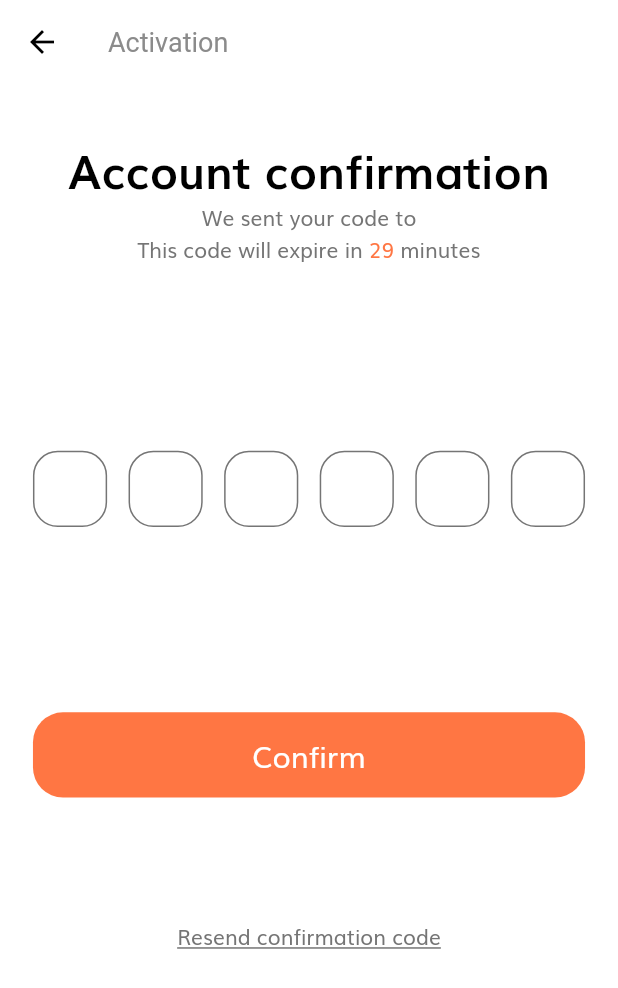
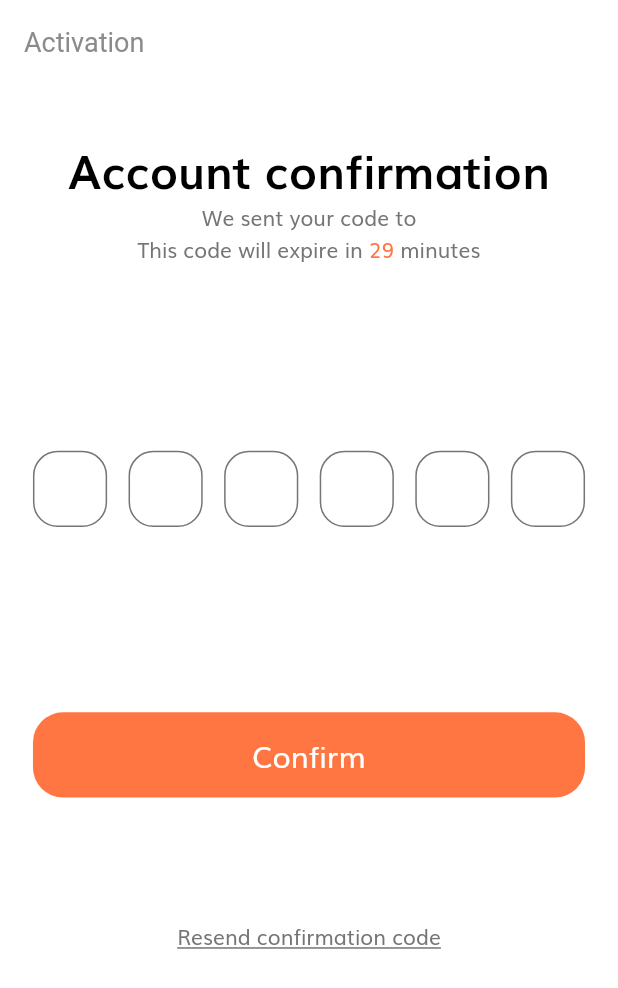
Before and after one commit to alex-nedelcu/fyrm_frontend, a Flutter app: the OtpScreen screen opened directly with empty values, on a phone screen of 412 x 824 dp. Shown: the top 988 px of the screen. Run offline on Flutter 3.47's test engine with Material 2 defaults, Android fonts, the phone set to English and light mode, and no system bars; our stand-ins replace flutter_styled_toast, flutter_svg.

Commit message:
Introduce account confirmation success screen

```diff
--- a/lib/api/authentication/authentication_service.dart
+++ b/lib/api/authentication/authentication_service.dart
@@ -81,7 +81,10 @@ class AuthenticationService {
         statusCode: statusCode,
       );
     } else {
-      loginResponseDto = LoginResponseDto(statusCode: statusCode);
+      List<dynamic>? errors = decodedResponse[LoginResponseDto.errorMessagesJsonField] as List<dynamic>?;
+      String? displayedError = errors?.first as String?;
+
+      loginResponseDto = LoginResponseDto(statusCode: statusCode, message: displayedError);
     }
 
     return loginResponseDto;
--- a/lib/api/dto/login_response_dto.dart
+++ b/lib/api/dto/login_response_dto.dart
@@ -5,6 +5,7 @@ class LoginResponseDto {
   String? username;
   String? email;
   String? role;
+  String? message;
   int statusCode;
 
   LoginResponseDto({
@@ -14,6 +15,7 @@ class LoginResponseDto {
     this.username,
     this.email,
     this.role,
+    this.message,
     required this.statusCode,
   });
 
@@ -28,4 +30,6 @@ class LoginResponseDto {
   static String get emailJsonField => "email";
 
   static String get roleJsonField => "role";
+
+  static String get errorMessagesJsonField => "messages";
 }
--- a/lib/api/util/api_configuration.dart
+++ b/lib/api/util/api_configuration.dart
@@ -1,7 +1,7 @@
 class ApiConfiguration {
   static const String localBaseUrl = "http://localhost:8080/api/v1/fyrm";
   static const String externalBaseUrl = "http://192.168.1.128:8080/api/v1/fyrm";
-  static const String baseUrl = externalBaseUrl;
+  static const String baseUrl = localBaseUrl;
   static const Map<String, String> writeOperationHeaders = <String, String>{
     'Content-Type': 'application/json; charset=UTF-8',
     'Accept': '*/*'
--- a/lib/helper/routes.dart
+++ b/lib/helper/routes.dart
@@ -1,4 +1,5 @@
 import 'package:flutter/widgets.dart';
+import 'package:fyrm_frontend/screens/account_confirmation_success/account_confirmation_success_screen.dart';
 import 'package:fyrm_frontend/screens/home/home_screen.dart';
 import 'package:fyrm_frontend/screens/otp/otp_screen.dart';
 import 'package:fyrm_frontend/screens/sign_in/sign_in_screen.dart';
@@ -10,5 +11,6 @@ final Map<String, WidgetBuilder> routes = {
   SignInScreen.routeName: (context) => const SignInScreen(),
   SignUpScreen.routeName: (context) => const SignUpScreen(),
   OtpScreen.routeName: (context) => const OtpScreen(),
+  AccountConfirmationSuccessScreen.routeName: (context) => const AccountConfirmationSuccessScreen(),
   HomeScreen.routeName: (context) => const HomeScreen(),
 };
--- a/lib/screens/otp/components/body.dart
+++ b/lib/screens/otp/components/body.dart
@@ -5,7 +5,7 @@ import 'package:fyrm_frontend/api/util/api_helper.dart';
 import 'package:fyrm_frontend/helper/constants.dart';
 import 'package:fyrm_frontend/helper/size_configuration.dart';
 import 'package:fyrm_frontend/helper/toast.dart';
-import 'package:fyrm_frontend/screens/sign_in/sign_in_screen.dart';
+import 'package:fyrm_frontend/screens/account_confirmation_success/account_confirmation_success_screen.dart';
 
 import 'otp_form.dart';
 
@@ -31,10 +31,8 @@ class _BodyState extends State<Body> {
     if (ApiHelper.isSuccess(statusCode) && mounted) {
       Navigator.pushNamed(
         context,
-        SignInScreen.routeName,
-        arguments: SignInScreenArguments(fromAccountConfirmationScreen: true),
+        AccountConfirmationSuccessScreen.routeName,
       );
-      handleToast(statusCode: statusCode, message: kConfirmAccountSuccess);
     } else {
       handleToast(statusCode: statusCode, message: kConfirmAccountFailure);
     }
--- a/lib/screens/otp/otp_screen.dart
+++ b/lib/screens/otp/otp_screen.dart
@@ -10,10 +10,12 @@ class OtpScreen extends StatelessWidget {
 
   @override
   Widget build(BuildContext context) {
-    final OtpScreenArguments arguments =
-        ModalRoute.of(context)!.settings.arguments as OtpScreenArguments;
+    final OtpScreenArguments arguments = ModalRoute.of(context)!.settings.arguments as OtpScreenArguments;
     return Scaffold(
-      appBar: AppBar(title: const Text("Activation")),
+      appBar: AppBar(
+        title: const Text("Activation"),
+        automaticallyImplyLeading: false,
+      ),
       body: GestureDetector(
         onTap: () {
           FocusScope.of(context).requestFocus(FocusNode());
--- a/lib/screens/sign_in/components/sign_in_form.dart
+++ b/lib/screens/sign_in/components/sign_in_form.dart
@@ -54,6 +54,7 @@ class _SignInFormState extends State<SignInForm> {
         password: password!,
       );
       int statusCode = loginResponseDto.statusCode;
+      String? optionalMessage = loginResponseDto.message;
 
       if (ApiHelper.isSuccess(statusCode) && mounted) {
         Navigator.pushNamed(
@@ -62,7 +63,7 @@ class _SignInFormState extends State<SignInForm> {
           arguments: HomeScreenArguments(loginResponse: loginResponseDto),
         );
       } else {
-        handleToast(statusCode: statusCode);
+        handleToast(statusCode: statusCode, message: optionalMessage);
       }
     } else {
       handleToast(message: kFormValidationErrorsMessage);
@@ -114,7 +115,7 @@ class _SignInFormState extends State<SignInForm> {
                 onTap: () => {
                   // TODO: handle change password
                 },
-                child: const Text("Forgot Password", style: TextStyle(decoration: TextDecoration.underline)),
+                child: const Text("Forgot password", style: TextStyle(decoration: TextDecoration.underline)),
               )
             ],
           ),
```
Also changed, not shown: lib/screens/account_confirmation_success/account_confirmation_success_screen.dart (added, +20 -0 lines), lib/screens/account_confirmation_success/components/body.dart (added, +42 -0 lines).
